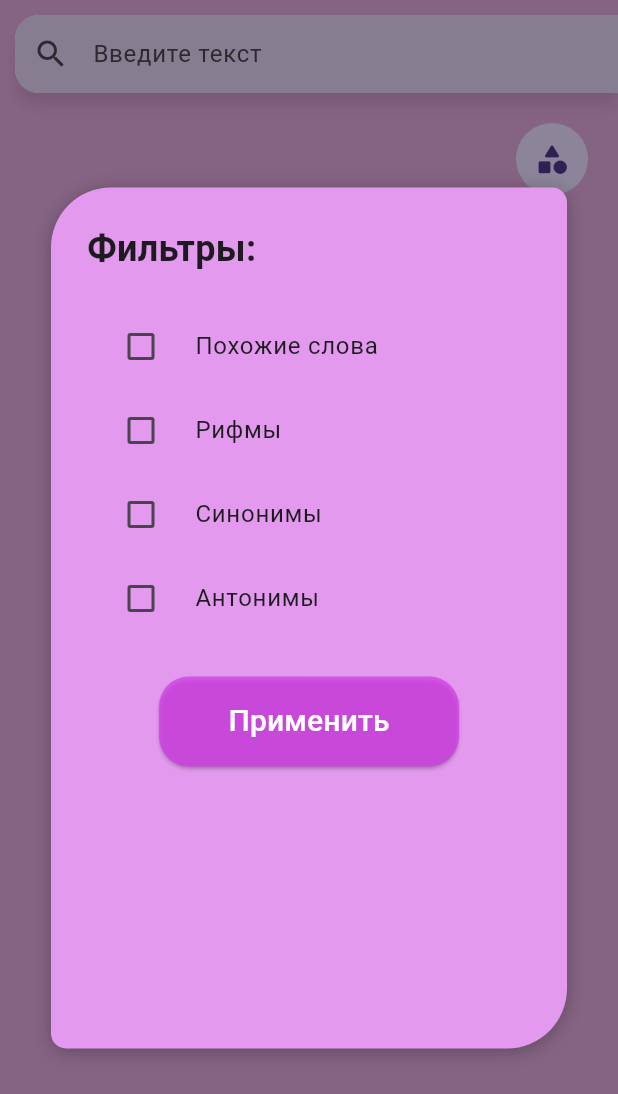
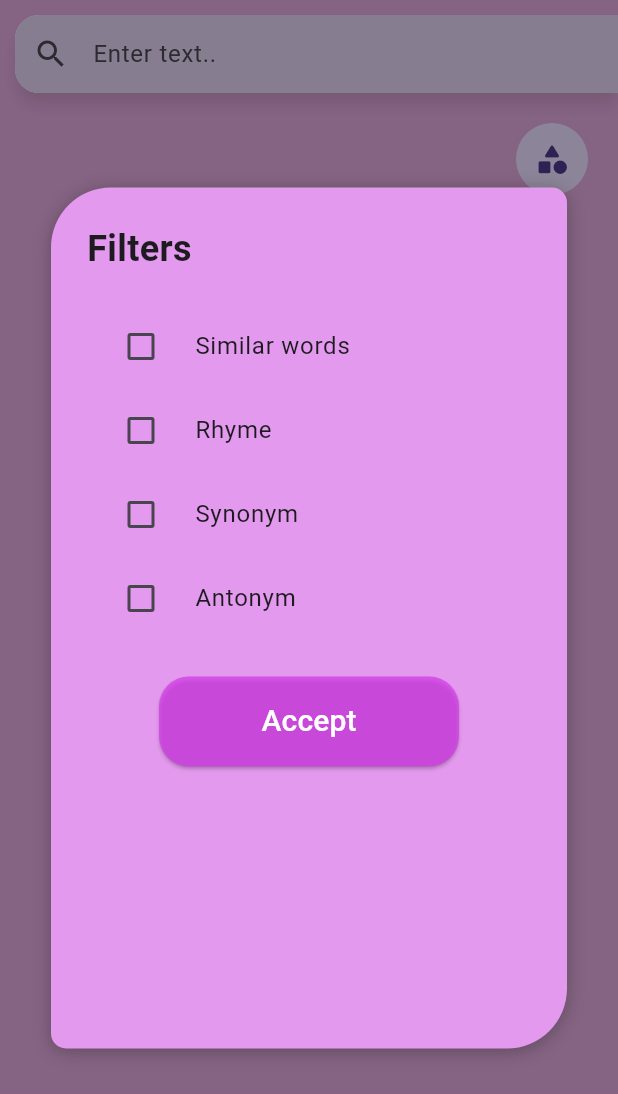
Before and after one commit to leeerrrrmmm/Diplom, a Flutter app: the RifmaScreen screen opened directly, after a tap on the "category" icon, on a phone screen of 412 x 824 dp. Shown: the top 1094 px of the screen. Run offline on Flutter 3.47's test engine with Material 3 defaults, Android fonts, the phone set to English and light mode, and no system bars; our stand-ins replace equatable, flutter_bloc, flutter_dotenv, font_awesome_flutter, shared_preferences; accounts and stored records are empty; network calls fail.

Commit message:
adapt from locale app

```diff
--- a/lib/l10n/intl_en.arb
+++ b/lib/l10n/intl_en.arb
@@ -1,5 +1,6 @@
 {
     "locale" : "Choose Language",
+    "theme" : "Choose theme mode",
     "enter_text" : "Enter text..",
 
     "accept" : "Accept",
@@ -14,10 +15,13 @@
 
     "author" : "Author",
     "description" : "Description",
+    "detail_book" : "Book detail",
 
     "choose_the_cur_filter": "Choose the correct filter and add some query",
     "rhyme" : "Rhyme",
     "synonym" : "Synonym",
     "antonym" : "Antonym",
-    "similar_word" : "Similar words"
+    "similar_word" : "Similar words",
+    "filter" : "Filters"
+
 }
--- a/lib/l10n/intl_uk.arb
+++ b/lib/l10n/intl_uk.arb
@@ -1,5 +1,6 @@
 {
     "locale" : "Оберіть мову додатку",
+    "theme" : "Оберіть тему додатку",
     "enter_text" : "Введіть текст у графу...",
     "accept" : "Підтвердити налаштування",
     "select_lang" : "Оберіть мову",
@@ -13,12 +14,15 @@
 
     "author" : "Автор",
     "description" : "Опис:",
+    "detail_book" : "Деталі книги",
+
 
     "choose_the_cur_filter": "Оберіть потрібні фільтри та введіть будь-який запит",
     "rhyme" : "Рифми",
     "synonym" : "Синоніми",
     "antonym" : "Антоніми",
-    "similar_word" : "Схожі слова"
+    "similar_word" : "Схожі слова",
+    "filter" : "Фільтри"
 
 
 }
--- a/lib/presentation/detail/open_lib/open_lib_deetail.dart
+++ b/lib/presentation/detail/open_lib/open_lib_deetail.dart
@@ -1,4 +1,5 @@
 import 'package:diplom/domain/entity/lib/open_lib.dart';
+import 'package:diplom/generated/l10n.dart';
 import 'package:diplom/presentation/service/bloc/open_lib_bloc/open_lib_bloc.dart';
 import 'package:flutter/material.dart';
 import 'package:flutter_bloc/flutter_bloc.dart';
@@ -9,9 +10,10 @@ class OpenLibDeetail extends StatelessWidget {
 
   @override
   Widget build(BuildContext context) {
+    final localString = S.of(context);
     return Scaffold(
       appBar: AppBar(
-        title: const Text('Детали книги'),
+        title: Text(localString.detail_book),
         backgroundColor: const Color(0xff9a73cb),
         foregroundColor: Colors.white,
       ),
@@ -52,7 +54,7 @@ class OpenLibDeetail extends StatelessWidget {
 
                     // Автор
                     Text(
-                      'Автор: ${curBook.author}',
+                      '${localString.author}: ${curBook.author}',
                       style: const TextStyle(
                         fontSize: 18,
                         fontStyle: FontStyle.italic,
@@ -65,7 +67,7 @@ class OpenLibDeetail extends StatelessWidget {
                     Align(
                       alignment: Alignment.centerLeft,
                       child: Text(
-                        'Описание:',
+                        localString.description,
                         style: TextStyle(
                           fontSize: 20,
                           fontWeight: FontWeight.w600,
--- a/lib/presentation/main/wiki_page.dart
+++ b/lib/presentation/main/wiki_page.dart
@@ -1,3 +1,4 @@
+import 'package:diplom/generated/l10n.dart';
 import 'package:diplom/presentation/service/bloc/wiki_bloc/wiki_bloc.dart';
 import 'package:diplom/presentation/service/common/lang/locale_provider.dart';
 import 'package:flutter/material.dart';
@@ -16,6 +17,7 @@ class _WikiPageState extends State<WikiPage> {
 
   @override
   Widget build(BuildContext context) {
+    final localeString = S.of(context);
     final localeCode =
         Provider.of<LocaleProvider>(
           context,
@@ -58,7 +60,7 @@ class _WikiPageState extends State<WikiPage> {
                       }
                     },
                     decoration: InputDecoration(
-                      hintText: 'Введите текст',
+                      hintText: localeString.enter_text,
                       border: OutlineInputBorder(
                         borderRadius: BorderRadius.only(
                           topLeft: Radius.circular(16),
@@ -119,9 +121,7 @@ class _WikiPageState extends State<WikiPage> {
                     } else if (state is WikiError) {
                       return Center(child: Text(state.errorMsg));
                     }
-                    return const Center(
-                      child: Text("Введите термин для поиска"),
-                    );
+                    return Center(child: Text(localeString.term));
                   },
                 ),
               ),
--- a/lib/presentation/open_lib.dart/open_lib.dart
+++ b/lib/presentation/open_lib.dart/open_lib.dart
@@ -1,5 +1,6 @@
 import 'dart:developer';
 
+import 'package:diplom/generated/l10n.dart';
 import 'package:diplom/presentation/detail/open_lib/open_lib_deetail.dart';
 import 'package:diplom/presentation/service/bloc/open_lib_bloc/open_lib_bloc.dart';
 import 'package:flutter/material.dart';
@@ -61,6 +62,7 @@ class _OpenLibState extends State<OpenLib> with SingleTickerProviderStateMixin {
 
   @override
   Widget build(BuildContext context) {
+    final localeString = S.of(context);
     return Scaffold(
       body: Container(
         decoration: const BoxDecoration(
@@ -96,7 +98,7 @@ class _OpenLibState extends State<OpenLib> with SingleTickerProviderStateMixin {
                       context.read<OpenLibBloc>().add(SearchBooks(query));
                     },
                     decoration: InputDecoration(
-                      hintText: 'Введите текст',
+                      hintText: localeString.enter_text,
                       border: OutlineInputBorder(
                         borderRadius: BorderRadius.only(
                           topLeft: Radius.circular(16),
@@ -210,7 +212,7 @@ class _OpenLibState extends State<OpenLib> with SingleTickerProviderStateMixin {
                                             ),
                                             SizedBox(height: 10),
                                             Text(
-                                              'Author: ${book.author}',
+                                              '${localeString.author}: ${book.author}',
                                               style: TextStyle(
                                                 fontWeight: FontWeight.w400,
                                                 fontSize: 16,
--- a/lib/presentation/rifma_screen/rifma_screen.dart
+++ b/lib/presentation/rifma_screen/rifma_screen.dart
@@ -1,3 +1,4 @@
+import 'package:diplom/generated/l10n.dart';
 import 'package:diplom/presentation/detail/rhyme_detail/rhyme_detail.dart';
 import 'package:diplom/presentation/service/bloc/data_muse_bloc/data_muse_bloc.dart';
 import 'package:flutter/material.dart';
@@ -85,6 +86,7 @@ class _RifmaScreenState extends State<RifmaScreen>
 
   @override
   Widget build(BuildContext context) {
+    final localeString = S.of(context);
     return Scaffold(
       backgroundColor: const Color(0xffdea7db),
       body: SafeArea(
@@ -116,7 +118,7 @@ class _RifmaScreenState extends State<RifmaScreen>
                           ),
                           boxShadow: [
                             BoxShadow(
-                              color: Colors.black.withOpacity(0.1),
+                              color: Colors.black.withValues(alpha: 0.1),
                               blurRadius: 8,
                               offset: const Offset(0, 9),
                             ),
@@ -125,8 +127,8 @@ class _RifmaScreenState extends State<RifmaScreen>
                         child: TextField(
                           controller: controller,
                           onSubmitted: _submit,
-                          decoration: const InputDecoration(
-                            hintText: 'Введите текст',
+                          decoration: InputDecoration(
+                            hintText: localeString.enter_text,
                             border: OutlineInputBorder(
                               borderRadius: BorderRadius.only(
                                 topLeft: Radius.circular(16),
@@ -159,26 +161,28 @@ class _RifmaScreenState extends State<RifmaScreen>
                       ),
                     ),
                     if (!_anyFilterSelected() || controller.text.isEmpty)
-                      const Text("Выберите фильтры и введите слово"),
+                      Text(localeString.choose_the_cur_filter),
                     if (state is DataMuseLoading ||
                         state is DataMuseRhymeLoading ||
                         state is DataMuseSynonymLoading ||
                         state is DataMuseAntonymLoading)
                       const CircularProgressIndicator(),
                     if (rhymeWords.isNotEmpty && showRhyme)
-                      _buildFilterBox("Рифмы", rhymeWords),
+                      _buildFilterBox(localeString.rhyme, rhymeWords),
                     if (synonymWords.isNotEmpty && showSynonym)
-                      _buildFilterBox("Синонимы", synonymWords),
+                      _buildFilterBox(localeString.synonym, synonymWords),
                     if (antonymWords.isNotEmpty && showAntonym)
-                      _buildFilterBox("Антонимы", antonymWords),
+                      _buildFilterBox(localeString.antonym, antonymWords),
                     if (similarWords.isNotEmpty && showSimilar)
-                      _buildFilterBox("Похожие", similarWords),
+                      _buildFilterBox(localeString.similar_word, similarWords),
                   ],
                 ),
                 if (_showOverlay)
                   GestureDetector(
                     onTap: _toggleOverlay,
-                    child: Container(color: Colors.black.withOpacity(0.4)),
+                    child: Container(
+                      color: Colors.black.withValues(alpha: 0.4),
+                    ),
                   ),
                 if (_showOverlay)
                   Center(
@@ -208,8 +212,8 @@ class _RifmaScreenState extends State<RifmaScreen>
                         child: Column(
                           crossAxisAlignment: CrossAxisAlignment.start,
                           children: [
-                            const Text(
-                              'Фильтры:',
+                            Text(
+                              localeString.filter,
                               style: TextStyle(
                                 fontSize: 24,
                                 fontWeight: FontWeight.bold,
@@ -217,22 +221,22 @@ class _RifmaScreenState extends State<RifmaScreen>
                             ),
                             const SizedBox(height: 20),
                             _buildCheckboxTile(
-                              "Похожие слова",
+                              localeString.similar_word,
                               showSimilar,
                               (val) => setState(() => showSimilar = val!),
                             ),
                             _buildCheckboxTile(
-                              "Рифмы",
+                              localeString.rhyme,
                               showRhyme,
                               (val) => setState(() => showRhyme = val!),
                             ),
                             _buildCheckboxTile(
-                              "Синонимы",
+                              localeString.synonym,
                               showSynonym,
                               (val) => setState(() => showSynonym = val!),
                             ),
                             _buildCheckboxTile(
-                              "Антонимы",
+                              localeString.antonym,
                               showAntonym,
                               (val) => setState(() => showAntonym = val!),
                             ),
@@ -255,8 +259,8 @@ class _RifmaScreenState extends State<RifmaScreen>
                                   _toggleOverlay();
                                   _submit(controller.text.trim());
                                 },
-                                child: const Text(
-                                  "Применить",
+                                child: Text(
+                                  localeString.accept,
                                   style: TextStyle(
                                     color: Colors.white,
                                     fontSize: 20,
--- a/lib/presentation/settings/settings.dart
+++ b/lib/presentation/settings/settings.dart
@@ -44,7 +44,7 @@ class _SettingsState extends State<Settings> {
               horizontal: 16.0,
             ),
             child: _buildThemeTile(
-              title: 'Choose theme mode',
+              title: localString.theme,
               themeTitle: isDark ? localString.dark : localString.light,
               icon: Icons.light_mode_outlined,
               currentCode: currentCode,
@@ -81,7 +81,7 @@ Widget _buildThemeTile({
             const SizedBox(width: 8),
             Text(
               title,
-              style: TextStyle(fontSize: 18, fontWeight: FontWeight.bold),
+              style: TextStyle(fontSize: 16, fontWeight: FontWeight.bold),
             ),
           ],
         ),
```
Also changed, not shown: lib/generated/intl/messages_en.dart, lib/generated/intl/messages_uk.dart, lib/generated/l10n.dart.
